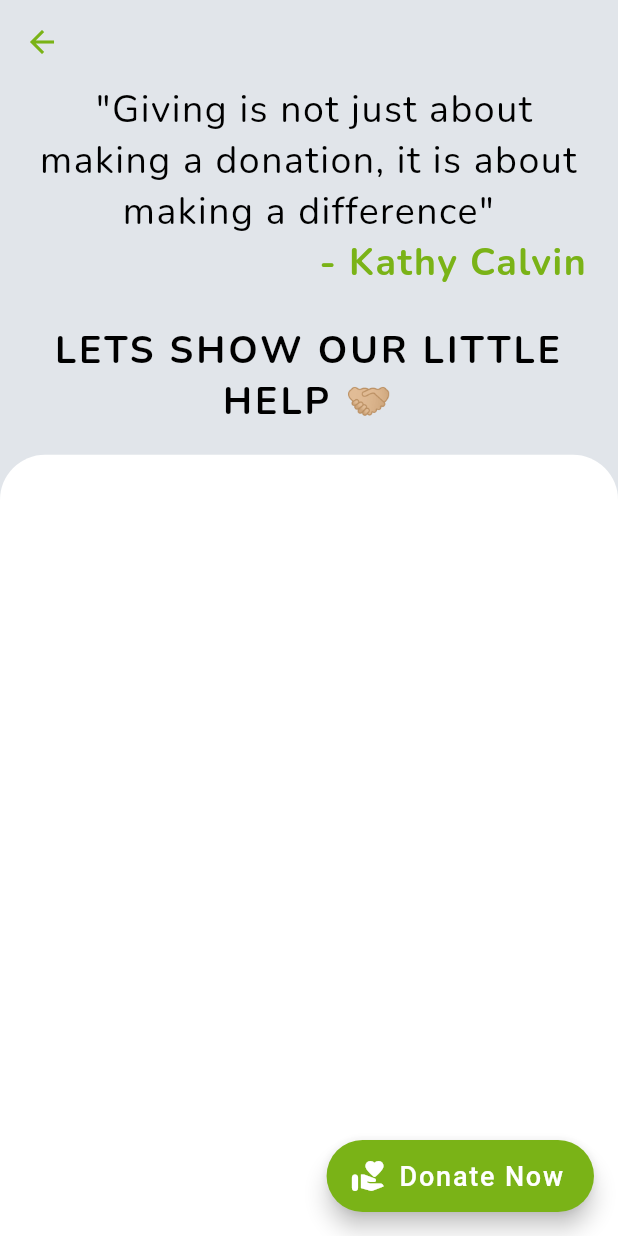
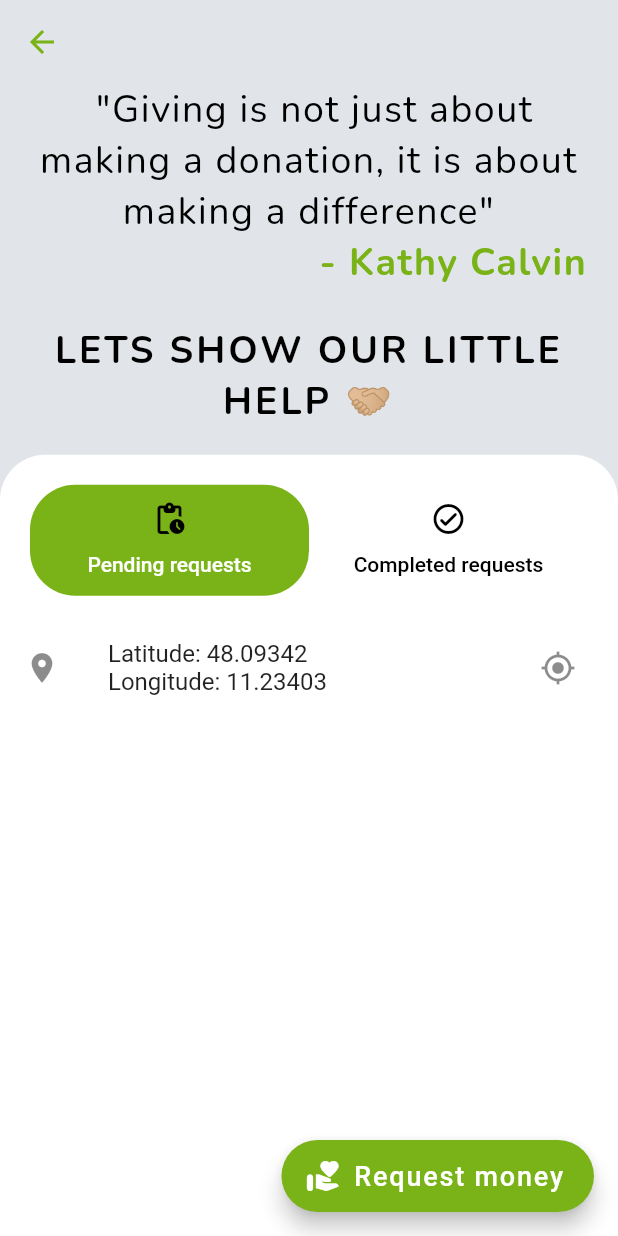
Before and after one commit to KathirvelChandrasekaran/food_for_all, a Flutter app: the MoneyBag screen opened directly, on a phone screen of 412 x 824 dp. Run offline on Flutter 3.47's test engine with Material 2 defaults, Android fonts, the light colour scheme and no system bars; our stand-ins replace bouncing_widget, carousel_slider, charts_flutter, cloud_firestore, firebase_auth, firebase_core and 19 more; missing offline and left inert: comment_box, geocoder; accounts and stored records are empty; network calls fail.

Commit message:
added tabbar UI for money bag

```diff
--- a/lib/screens/moneyBag.dart
+++ b/lib/screens/moneyBag.dart
@@ -8,7 +8,16 @@ class MoneyBag extends StatefulWidget {
   _MoneyBagState createState() => _MoneyBagState();
 }
 
-class _MoneyBagState extends State<MoneyBag> {
+class _MoneyBagState extends State<MoneyBag>
+    with SingleTickerProviderStateMixin {
+  TabController _controller;
+
+  @override
+  void initState() {
+    super.initState();
+    _controller = TabController(length: 2, vsync: this);
+  }
+
   @override
   Widget build(BuildContext context) {
     return Consumer(builder: (context, watch, child) {
@@ -77,6 +86,63 @@ class _MoneyBagState extends State<MoneyBag> {
                     topLeft: Radius.circular(30),
                   ),
                 ),
+                child: Column(
+                  children: [
+                    Padding(
+                      padding: const EdgeInsets.all(20.0),
+                      child: TabBar(
+                        indicator: BoxDecoration(
+                          borderRadius: BorderRadius.circular(30),
+                          // Creates border
+                          color: Theme.of(context).accentColor,
+                        ),
+                        controller: _controller,
+                        unselectedLabelColor: Colors.black,
+                        labelColor: Colors.white,
+                        tabs: [
+                          Tab(
+                            icon: Icon(
+                              Icons.pending_actions_rounded,
+                              color: Colors.black,
+                            ),
+                            text: 'Pending requests',
+                          ),
+                          Tab(
+                            icon: Icon(
+                              Icons.check_circle_outline_rounded,
+                              color: Colors.black,
+                            ),
+                            text: 'Completed requests',
+                          ),
+                        ],
+                      ),
+                    ),
+                    Container(
+                      height: 80.0,
+                      child: TabBarView(
+                        controller: _controller,
+                        children: [
+                          ListTile(
+                            leading: const Icon(Icons.location_on),
+                            title:
+                                Text('Latitude: 48.09342\nLongitude: 11.23403'),
+                            trailing: IconButton(
+                                icon: const Icon(Icons.my_location),
+                                onPressed: () {}),
+                          ),
+                          ListTile(
+                            leading: const Icon(Icons.location_on),
+                            title:
+                                Text('Latitude: 48.09342\nLongitude: 11.23403'),
+                            trailing: IconButton(
+                                icon: const Icon(Icons.my_location),
+                                onPressed: () {}),
+                          ),
+                        ],
+                      ),
+                    ),
+                  ],
+                ),
               ),
             ],
           ),
@@ -88,7 +154,7 @@ class _MoneyBagState extends State<MoneyBag> {
             color: Colors.white,
           ),
           label: Text(
-            "Donate Now",
+            "Request money",
             style: TextStyle(
               color: Colors.white,
               fontSize: 18,
```
